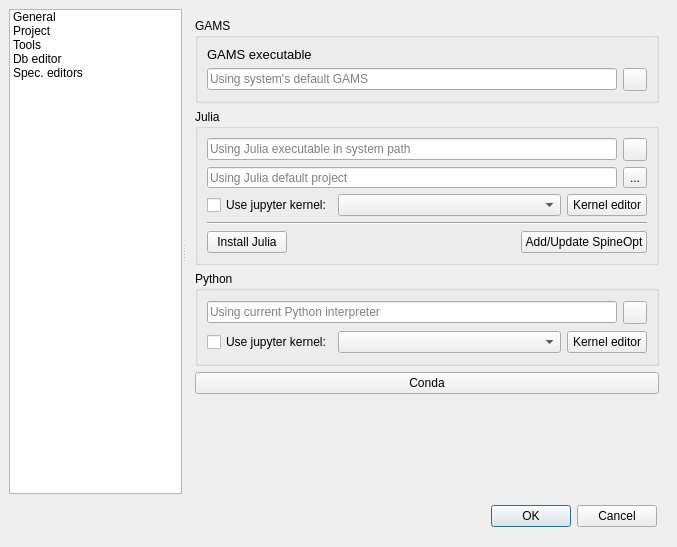
Before: the Qt Designer form spinetoolbox/ui/settings.ui in spine-tools/Spine-Toolbox, drawn with Qt 5.
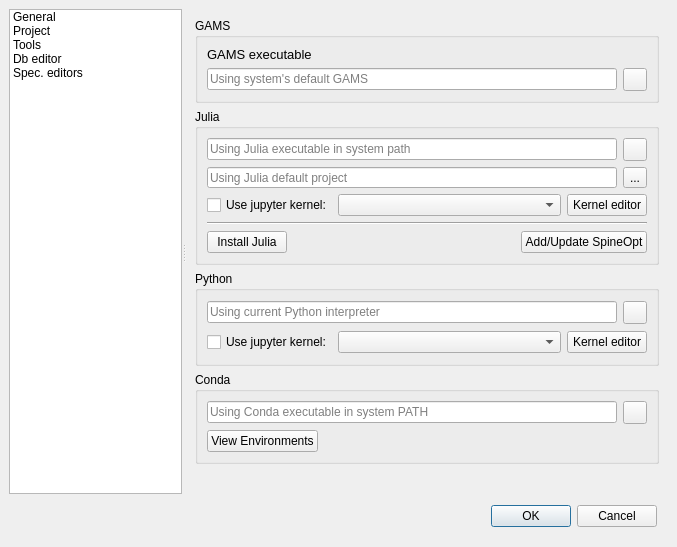
After: the same form once the commit is applied. The open tabs and pages were chosen to show the change. Icons and pictures are not drawn. Custom widgets are drawn as their Qt base class.

Commit message:
Running a Tool in an activated conda environment now works WITHOUT starting the toolbox in a conda environment
- New Setting: Path to Conda executable in Settings -> Tools
- The Settings -> Tools Python kernel spec is now used as the default when using the Jupyter kernel.

What changed in the file:
```diff
--- a/spinetoolbox/ui/settings.ui
+++ b/spinetoolbox/ui/settings.ui
@@ -707,7 +707,7 @@
        </layout>
       </widget>
       <widget class="QWidget" name="ExternalTools">
-       <layout class="QVBoxLayout" name="verticalLayout_8">
+       <layout class="QVBoxLayout" name="verticalLayout_13">
         <item>
          <widget class="QGroupBox" name="groupBox_gams">
           <property name="title">
@@ -1028,10 +1028,64 @@
          </widget>
         </item>
         <item>
-         <widget class="QPushButton" name="pushButton_conda">
-          <property name="text">
+         <widget class="QGroupBox" name="groupBox_2">
+          <property name="title">
            <string>Conda</string>
           </property>
+          <layout class="QVBoxLayout" name="verticalLayout_8">
+           <item>
+            <layout class="QHBoxLayout" name="horizontalLayout_2">
+             <item>
+              <widget class="QLineEdit" name="lineEdit_conda_path">
+               <property name="toolTip">
+                <string>&lt;html&gt;&lt;head/&gt;&lt;body&gt;&lt;p&gt;Select Conda executable&lt;/p&gt;&lt;/body&gt;&lt;/html&gt;</string>
+               </property>
+               <property name="placeholderText">
+                <string>Using Conda executable in system PATH</string>
+               </property>
+               <property name="clearButtonEnabled">
+                <bool>true</bool>
+               </property>
+              </widget>
+             </item>
+             <item>
+              <widget class="QToolButton" name="toolButton_browse_conda">
+               <property name="text">
+                <string/>
+               </property>
+               <property name="icon">
+                <iconset resource="resources/resources_icons.qrc">
+                 <normaloff>:/icons/menu_icons/folder-open-solid.svg</normaloff>:/icons/menu_icons/folder-open-solid.svg</iconset>
+               </property>
+              </widget>
+             </item>
+            </layout>
+           </item>
+           <item>
+            <layout class="QHBoxLayout" name="horizontalLayout_3">
+             <item>
+              <widget class="QPushButton" name="pushButton_conda">
+               <property name="text">
+                <string>View Environments</string>
+               </property>
+              </widget>
+             </item>
+             <item>
+              <spacer name="horizontalSpacer_2">
+               <property name="orientation">
+                <enum>Qt::Horizontal</enum>
+               </property>
+               <property name="sizeHint" stdset="0">
+                <size>
+                 <width>40</width>
+                 <height>20</height>
+                </size>
+               </property>
+              </spacer>
+             </item>
+            </layout>
+           </item>
+          </layout>
          </widget>
         </item>
         <item>
```
The commit also changes 6 other files.
